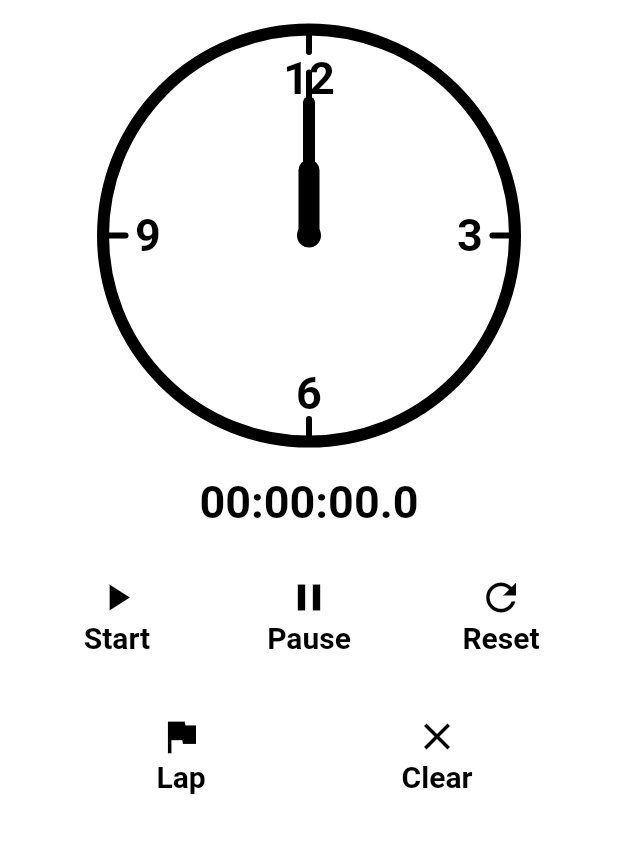
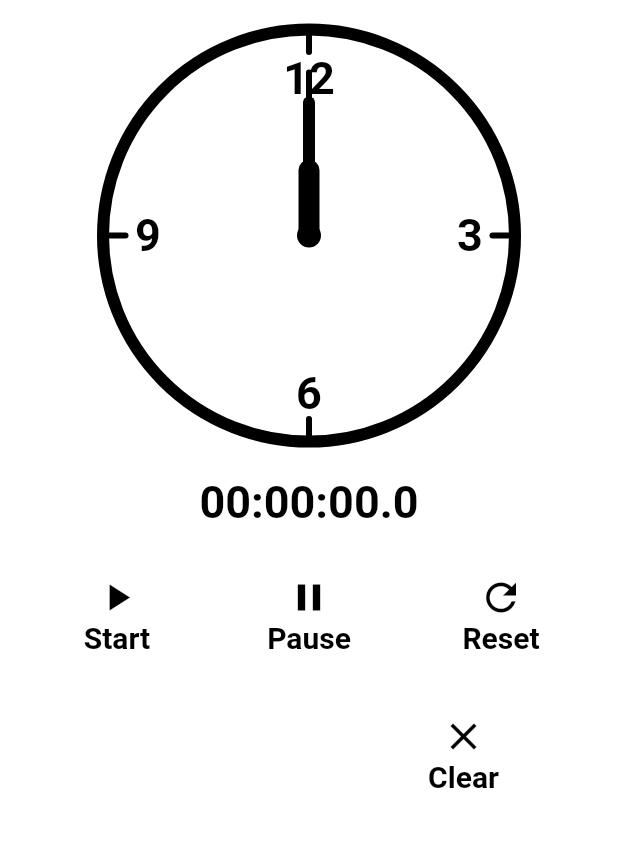
Before and after one commit to csisanyi/stopwatch_app_coding_assignment, a Flutter app: the screen it shows after launch, after a tap on "Pause", on a phone screen of 412 x 824 dp, the part 64-917 px from its top. Run offline on Flutter 3.47's test engine with Material 2 defaults, Android fonts, the phone set to English and light mode, and no system bars.

Commit message:
lap button removed when stopwatch is not running

```diff
--- a/lib/provider/data_provider.dart
+++ b/lib/provider/data_provider.dart
@@ -16,6 +16,7 @@ class DataProvider extends ChangeNotifier {
 
   int get milliseconds => _milliseconds;
   List<String> get items => _items;
+  bool get running => _running;
 
   void startTimer() {
     if (!_running) {
@@ -42,6 +43,7 @@ class DataProvider extends ChangeNotifier {
     _timer.cancel();
     _running = false;
     _lapsCleared = false;
+    notifyListeners();
   }
 
   void resetTimer() {
--- a/lib/view/portrait_view.dart
+++ b/lib/view/portrait_view.dart
@@ -74,9 +74,14 @@ class PortraitView extends StatelessWidget {
         ),
         SizedBox(height: verticalDividerHeight),
         Row(
-          mainAxisAlignment: MainAxisAlignment.spaceEvenly,
+          mainAxisAlignment: MainAxisAlignment.center,
           children: [
-            ElevatedButton(
+            Expanded(
+              child: Consumer<DataProvider>(
+                builder: (context, dataProvider, _) {
+                  return Visibility(
+                    visible: dataProvider.running,
+                    child: ElevatedButton(
                       onPressed: () {
                         dataProvider.addItemToList();
                       },
@@ -88,7 +93,12 @@ class PortraitView extends StatelessWidget {
                         ],
                       ),
                     ),
-            ElevatedButton(
+                  );
+                },
+              ),
+            ),
+            Expanded(
+              child: ElevatedButton(
                 onPressed: () {
                   dataProvider.clearList();
                 },
@@ -98,6 +108,7 @@ class PortraitView extends StatelessWidget {
                     Icon(Icons.clear),
                     Text('Clear'),
                   ],
+                ),
               ),
             ),
           ],
```
Also changed, not shown: lib/view/landscape_view.dart (+8 -2 lines), 1 other file. Lines whose indentation alone changed are shown as unchanged.
